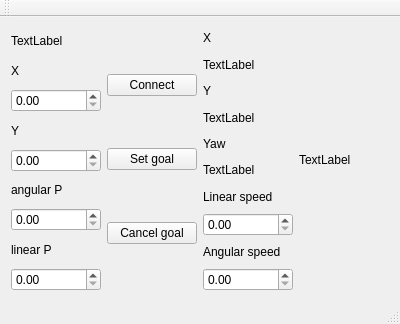
Qt form mainwindow.ui (MatejBartosovic/rmr) before a commit.
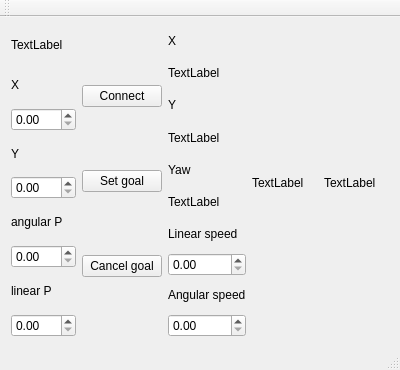
The same form after that commit.

Commit message: global map building

What changed in the file:
```diff
--- a/mainwindow.ui
+++ b/mainwindow.ui
@@ -7,7 +7,7 @@
     <x>0</x>
     <y>0</y>
     <width>400</width>
-    <height>324</height>
+    <height>370</height>
    </rect>
   </property>
   <property name="windowTitle">
@@ -167,6 +167,13 @@
       </property>
      </widget>
     </item>
+    <item>
+     <widget class="QLabel" name="globalMap">
+      <property name="text">
+       <string>TextLabel</string>
+      </property>
+     </widget>
+    </item>
    </layout>
   </widget>
   <widget class="QMenuBar" name="menuBar">
```
Left out of the diff: 4 changed lines with no effect on the pictures. The commit also changes 9 other files.
